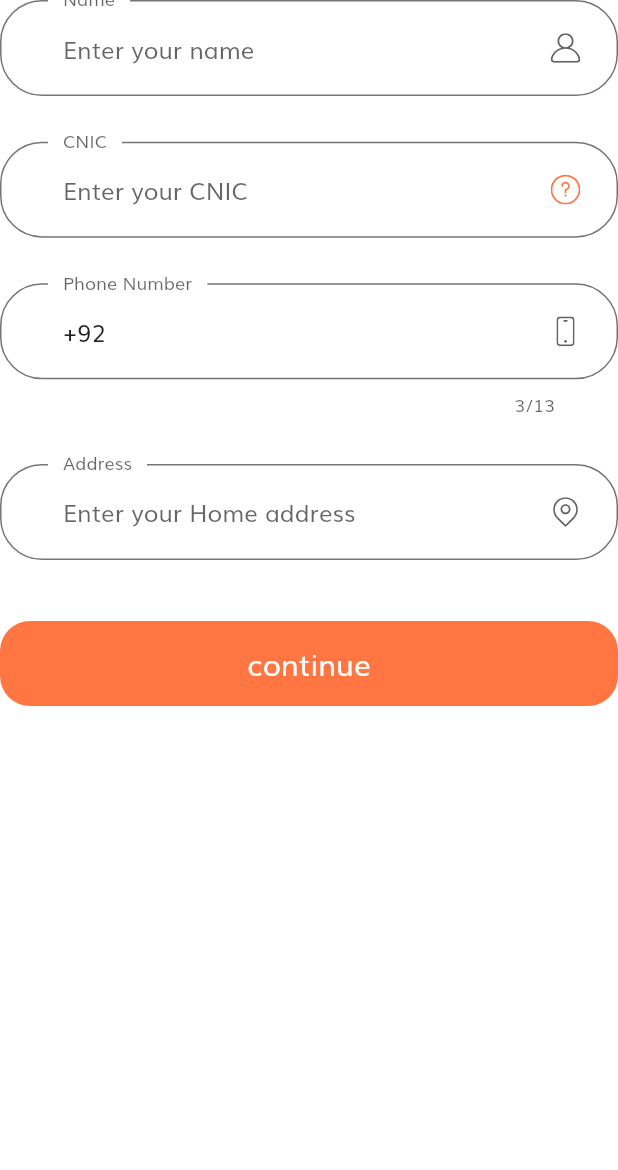
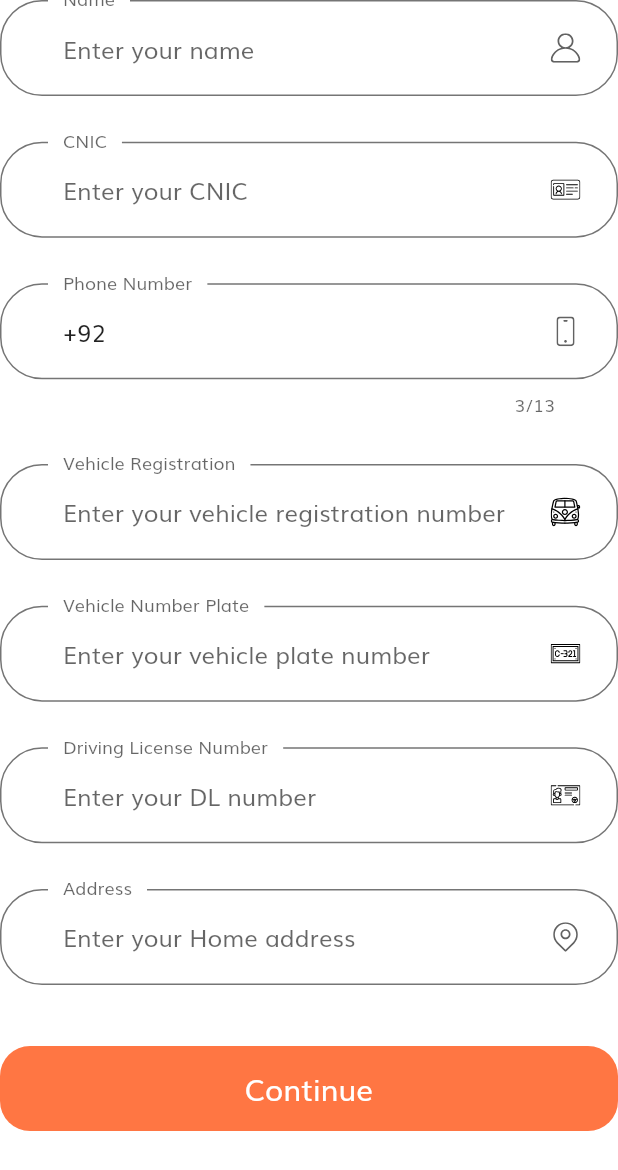
Before and after one commit to iamhamzamatloob/SchoolSawaariFlutter, a Flutter app: the DCompleteProfileForm widget shown alone on an empty page, opened directly, on a phone screen of 412 x 824 dp. Shown: the top 1170 px of the screen. Run offline on Flutter 3.47's test engine with Material 2 defaults, Android fonts, the phone set to English and light mode, and no system bars; our stand-ins replace cloud_firestore, curved_navigation_bar, firebase_auth, firebase_core, flutter_svg, image_picker; accounts and stored records are empty.

Commit message:
Committed by Hamza on 18-02-2021

```diff
--- a/lib/constants.dart
+++ b/lib/constants.dart
@@ -34,6 +34,10 @@ const String kMatchPassError = "Passwords don't match";
 const String kNamelNullError = "Please Enter your name";
 const String kPhoneNumberNullError = "Please Enter your phone number";
 const String kAddressNullError = "Please Enter your address";
+const String kRegistrationError = "Please Enter your vehicle registration number";
+const String kNumberPlateError = "Please Enter your vehicle";
+const String kDrivingLicenseNumber = "Please Enter your license number";
+const String kCNICError = "Please Enter your CNIC";
 
 final otpInputDecoration = InputDecoration(
   contentPadding:
--- a/lib/screens/complete_profile/components/dcomplete_profile_form.dart
+++ b/lib/screens/complete_profile/components/dcomplete_profile_form.dart
@@ -22,6 +22,9 @@ class _DCompleteProfileFormState extends State<DCompleteProfileForm> {
   String cnic;
   String address;
   String phoneNo;
+  String vehicleRegistrationNo;
+  String vehicleNumberPlate;
+  String drivingLicenseNumber;
 
   final auth = FirebaseAuth.instance;
   User user;
@@ -67,11 +70,17 @@ class _DCompleteProfileFormState extends State<DCompleteProfileForm> {
           SizedBox(height: getProportionateScreenHeight(30)),
           buildPhoneNumberFormField(),
           SizedBox(height: getProportionateScreenHeight(30)),
+          buildVehicleRegistrationFormField(),
+          SizedBox(height: getProportionateScreenHeight(30)),
+          buildVehicleNumberPlateFormField(),
+          SizedBox(height: getProportionateScreenHeight(30)),
+          buildDrivingLicenseNumberFormField(),
+          SizedBox(height: getProportionateScreenHeight(30)),
           buildAddressFormField(),
           FormError(errors: errors),
           SizedBox(height: getProportionateScreenHeight(40)),
           DefaultButton(
-            text: "continue",
+            text: "Continue",
             press: () async {
               if (_formKey.currentState.validate()) {
                 try {
@@ -83,6 +92,9 @@ class _DCompleteProfileFormState extends State<DCompleteProfileForm> {
                     'CNIC': cnic,
                     'Address': address,
                     'PhoneNo': phoneNo,
+                    'VehicleRegistrationNumber': vehicleRegistrationNo,
+                    'VehiclePlateNumber': vehicleNumberPlate,
+                    'DrivingLicenseNumber': drivingLicenseNumber,
                     'Email': FirebaseAuth.instance.currentUser.email,
                   });
                   Navigator.pushNamed(
@@ -126,6 +138,81 @@ class _DCompleteProfileFormState extends State<DCompleteProfileForm> {
     );
   }
 
+  TextFormField buildDrivingLicenseNumberFormField() {
+    return TextFormField(
+      onSaved: (newValue) => drivingLicenseNumber = newValue,
+      onChanged: (value) {
+        if (value.isNotEmpty) {
+          removeError(error: kDrivingLicenseNumber);
+        }
+        drivingLicenseNumber = value;
+      },
+      validator: (value) {
+        if (value.isEmpty) {
+          addError(error: kDrivingLicenseNumber);
+          return "";
+        }
+        return null;
+      },
+      decoration: InputDecoration(
+        labelText: "Driving License Number",
+        hintText: "Enter your DL number",
+        floatingLabelBehavior: FloatingLabelBehavior.always,
+        suffixIcon: CustomSurffixIcon(svgIcon: "assets/icons/driving-license.svg"),
+      ),
+    );
+  }
+
+  TextFormField buildVehicleNumberPlateFormField() {
+    return TextFormField(
+      onSaved: (newValue) => vehicleNumberPlate = newValue,
+      onChanged: (value) {
+        if (value.isNotEmpty) {
+          removeError(error: kNumberPlateError);
+        }
+        vehicleNumberPlate = value;
+      },
+      validator: (value) {
+        if (value.isEmpty) {
+          addError(error: kNumberPlateError);
+          return "";
+        }
+        return null;
+      },
+      decoration: InputDecoration(
+        labelText: "Vehicle Number Plate",
+        hintText: "Enter your vehicle plate number",
+        floatingLabelBehavior: FloatingLabelBehavior.always,
+        suffixIcon: CustomSurffixIcon(svgIcon: "assets/icons/license-plate.svg"),
+      ),
+    );
+  }
+
+  TextFormField buildVehicleRegistrationFormField() {
+    return TextFormField(
+      onSaved: (newValue) => vehicleRegistrationNo = newValue,
+      onChanged: (value) {
+        if (value.isNotEmpty) {
+          removeError(error: kRegistrationError);
+        }
+        vehicleRegistrationNo = value;
+      },
+      validator: (value) {
+        if (value.isEmpty) {
+          addError(error: kRegistrationError);
+          return "";
+        }
+        return null;
+      },
+      decoration: InputDecoration(
+        labelText: "Vehicle Registration",
+        hintText: "Enter your vehicle registration number",
+        floatingLabelBehavior: FloatingLabelBehavior.always,
+        suffixIcon: CustomSurffixIcon(svgIcon: "assets/icons/van.svg"),
+      ),
+    );
+  }
+
   TextFormField buildPhoneNumberFormField() {
     return TextFormField(
       initialValue: '+92',
@@ -159,13 +246,13 @@ class _DCompleteProfileFormState extends State<DCompleteProfileForm> {
       onSaved: (newValue) => cnic = newValue,
       onChanged: (value) {
         if (value.isNotEmpty) {
-          removeError(error: kNamelNullError);
+          removeError(error: kCNICError);
         }
         cnic = value;
       },
       validator: (value) {
         if (value.isEmpty) {
-          addError(error: kNamelNullError);
+          addError(error: kCNICError);
           return "";
         }
         return null;
@@ -175,7 +262,7 @@ class _DCompleteProfileFormState extends State<DCompleteProfileForm> {
         hintText: "Enter your CNIC",
         floatingLabelBehavior: FloatingLabelBehavior.always,
         suffixIcon:
-            CustomSurffixIcon(svgIcon: "assets/icons/Question mark.svg"),
+            CustomSurffixIcon(svgIcon: "assets/icons/card.svg"),
       ),
     );
   }
```
Also changed, not shown: assets/icons/business-card.svg (added), assets/icons/card.svg (added), assets/icons/distance.svg (added), assets/icons/driving-license.svg (added), assets/icons/license-plate.svg (added), assets/icons/van.svg (added), 1 other file.
